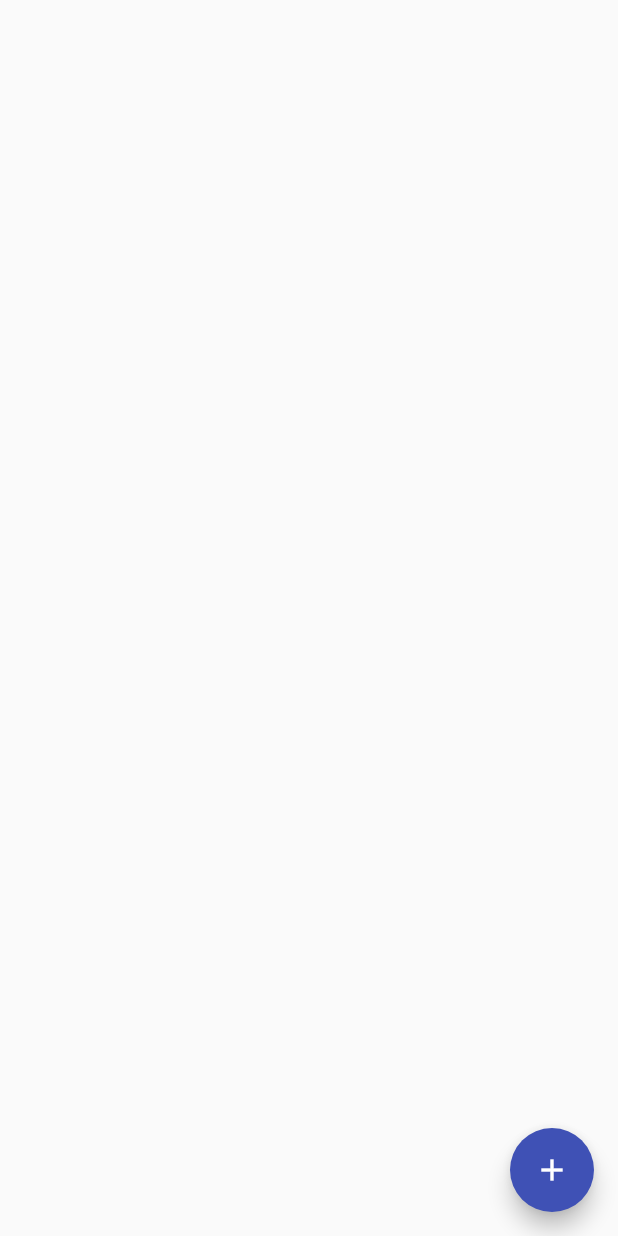
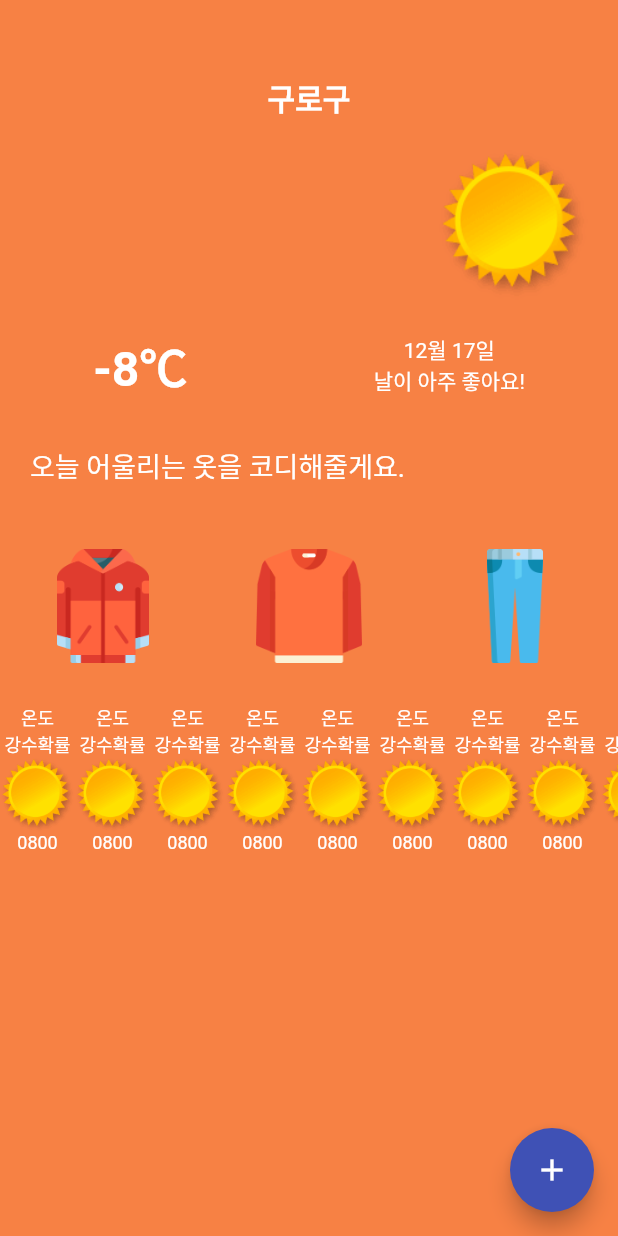
Before and after one commit to academy3746/fashion, a Flutter app: the screen it shows after launch, on a phone screen of 412 x 824 dp. Run offline on Flutter 3.47's test engine with Material 2 defaults, Android fonts, the phone set to English and light mode, and no system bars.

Commit message:
3. 기본 인터페이스 Draw (3차)

```diff
--- a/lib/main.dart
+++ b/lib/main.dart
@@ -19,6 +19,7 @@ class MyApp extends StatelessWidget {
         primarySwatch: Colors.indigo,
         visualDensity: VisualDensity.adaptivePlatformDensity,
       ),
+      debugShowCheckedModeBanner: false,
       home: const MyHomePage(),
     );
   }
@@ -32,10 +33,122 @@ class MyHomePage extends StatefulWidget {
 }
 
 class _MyHomePageState extends State<MyHomePage> {
+  List<String> clothes = [
+    "assets/img/jumper.png",
+    "assets/img/long_sleeve.png",
+    "assets/img/pants.png"
+  ];
+
+  List<Weather> weather = [];
+
+  List<String> sky = [
+    "assets/img/sky01.png",
+    "assets/img/sky02.png",
+    "assets/img/sky03.png",
+    "assets/img/sky04.png"
+  ];
+
+  List<String> status = [
+    "날이 아주 좋아요!",
+    "가벼운 산책은 어떤가요?",
+    "오늘은 조금 흐리네요.",
+    "감성 발라드로 우중충한 기분을 날려버리세요!"
+  ];
+
+  List<Color> color = [
+    const Color(0xFFf78144),
+    const Color(0xFF1d9fea),
+    const Color(0xFF523de4),
+    const Color(0xFF587d9a)
+  ];
+
+  int level = 0;
+
   @override
   Widget build(BuildContext context) {
     return Scaffold(
-      body: Container(),
+      backgroundColor: color[level],
+      body: Container(
+        child: Column(
+          crossAxisAlignment: CrossAxisAlignment.stretch,
+          children: [
+            Container(
+              height: 50,
+            ),
+            const Text("구로구", textAlign: TextAlign.center, style: TextStyle(color: Colors.white, fontSize: 20, fontWeight: FontWeight.bold),),
+            Container(
+              width: 100,
+              height: 100,
+              margin: const EdgeInsets.symmetric(horizontal: 20, vertical: 20),
+              alignment: Alignment.centerRight,
+              child: Image.asset(sky[level]),
+            ),
+            Row(
+              mainAxisAlignment: MainAxisAlignment.spaceAround,
+              children: [
+                const Text("-8℃", style: TextStyle(color: Colors.white, fontSize: 32, fontWeight: FontWeight.bold),),
+                Column(
+                  children: [
+                    const Text("12월 17일", style: TextStyle(color: Colors.white, fontSize: 14),),
+                    Text(status[level], style: const TextStyle(color: Colors.white, fontSize: 14),),
+                  ],
+                ),
+              ],
+            ),
+            Container(
+              height: 30,
+            ),
+             Container(
+               margin: const EdgeInsets.symmetric(horizontal: 20),
+               child: const Text("오늘 어울리는 옷을 코디해줄게요.", style: TextStyle(color: Colors.white, fontSize: 18),),
+             ),
+            Container(
+              height: 30,
+            ),
+            Row(
+              mainAxisAlignment: MainAxisAlignment.spaceAround,
+              children: List.generate(clothes.length, (idx) {
+                return Container(
+                  padding: const EdgeInsets.all(12),
+                  width: 100,
+                  height: 100,
+                  child: Image.asset(
+                    clothes[idx],
+                    fit: BoxFit.contain,
+                  ),
+                );
+              }),
+            ),
+            Container(
+              height: 15,
+            ),
+            Container(
+              height: 150,
+              child: ListView(
+                scrollDirection: Axis.horizontal,
+                children: List.generate(10, (idx) {
+                  return Container(
+                    child: Column(
+                      crossAxisAlignment: CrossAxisAlignment.center,
+                      children: [
+                        const Text("온도", style: TextStyle(color: Colors.white, fontSize: 12),),
+                        const Text("강수확률", style: TextStyle(color: Colors.white, fontSize: 12),),
+                        Container(
+                          width: 50,
+                          height: 50,
+                          alignment: Alignment.centerRight,
+                          child: Image.asset("assets/img/sky01.png"),
+                        ),
+                        const Text("0800", style: TextStyle(color: Colors.white, fontSize: 12),),
+                      ],
+                    ),
+                  );
+                }),
+              ),
+            ),
+          ],
+        ),
+      ),
       floatingActionButton: FloatingActionButton(
         onPressed: () async {
           final api = WeatherApi();
--- a/pubspec.yaml
+++ b/pubspec.yaml
@@ -62,9 +62,8 @@ flutter:
   uses-material-design: true
 
   # To add assets to your application, add an assets section, like this:
-  # assets:
-  #   - images/a_dot_burr.jpeg
-  #   - images/a_dot_ham.jpeg
+  assets:
+    - assets/img/
 
   # An image asset can refer to one or more resolution-specific "variants", see
   # https://flutter.dev/assets-and-images/#resolution-aware
```
Also changed, not shown: assets/img/jumper.png (added), assets/img/long_sleeve.png (added), assets/img/pants.png (added), assets/img/shirts.png (added), assets/img/short_sleeve.png (added), assets/img/skirts.png (added), assets/img/sky01.png (added), assets/img/sky02.png (added), assets/img/sky03.png (added), assets/img/sky04.png (added).
